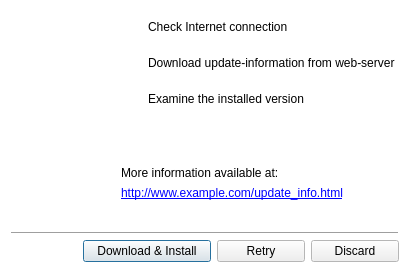
Before: the Qt Designer form gui/win_updater.ui in lordmulder/Simple-x264-Launcher, drawn with Qt 5.
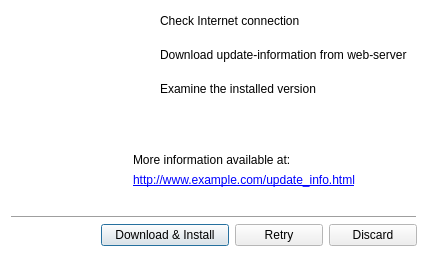
After: the same form once the commit is applied. Icons and pictures are not drawn.

Diff of the .ui file:
```diff
--- a/gui/win_updater.ui
+++ b/gui/win_updater.ui
@@ -9,8 +9,8 @@
    <rect>
     <x>0</x>
     <y>0</y>
-    <width>410</width>
-    <height>273</height>
+    <width>428</width>
+    <height>257</height>
    </rect>
   </property>
   <property name="palette">
@@ -98,14 +98,14 @@
           <widget class="QLabel" name="logo">
            <property name="minimumSize">
             <size>
-             <width>72</width>
-             <height>72</height>
+             <width>96</width>
+             <height>182</height>
             </size>
            </property>
            <property name="maximumSize">
             <size>
-             <width>72</width>
-             <height>72</height>
+             <width>96</width>
+             <height>182</height>
             </size>
            </property>
            <property name="text">
@@ -144,7 +144,7 @@
          </property>
          <property name="sizeHint" stdset="0">
           <size>
-           <width>32</width>
+           <width>20</width>
            <height>20</height>
           </size>
          </property>
@@ -152,22 +152,6 @@
        </item>
        <item>
         <layout class="QVBoxLayout" name="verticalLayout_2">
-         <item>
-          <spacer name="verticalSpacer_3">
-           <property name="orientation">
-            <enum>Qt::Vertical</enum>
-           </property>
-           <property name="sizeType">
-            <enum>QSizePolicy::Fixed</enum>
-           </property>
-           <property name="sizeHint" stdset="0">
-            <size>
-             <width>20</width>
-             <height>6</height>
-            </size>
-           </property>
-          </spacer>
-         </item>
          <item>
           <layout class="QHBoxLayout" name="horizontalLayout_3">
            <item>
@@ -234,7 +218,7 @@
            <property name="sizeHint" stdset="0">
             <size>
              <width>20</width>
-             <height>10</height>
+             <height>8</height>
             </size>
            </property>
           </spacer>
@@ -305,7 +289,7 @@
            <property name="sizeHint" stdset="0">
             <size>
              <width>20</width>
-             <height>10</height>
+             <height>8</height>
             </size>
            </property>
           </spacer>
```
Left out of the diff: 4 changed lines with no effect on the pictures.
